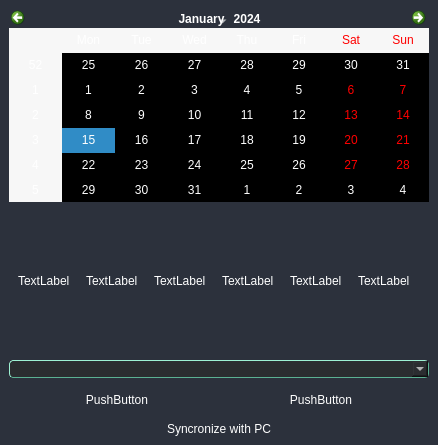
Before: the Qt Designer form UI/forms/AqSetRtcWidget.ui in romangolovkou/AQteck_toolMAX, drawn with Qt 5.
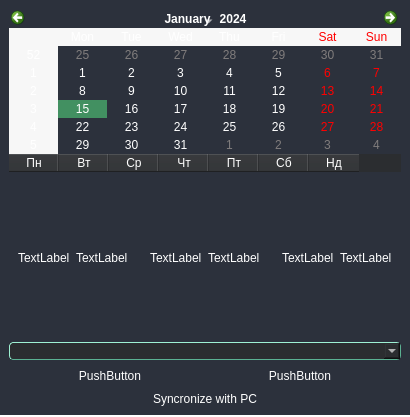
After: the same form once the commit is applied. Icons and pictures are not drawn. Custom widgets are drawn as their Qt base class.

Patch:
```diff
--- a/UI/forms/AqSetRtcWidget.ui
+++ b/UI/forms/AqSetRtcWidget.ui
@@ -6,8 +6,8 @@
    <rect>
     <x>0</x>
     <y>0</y>
-    <width>438</width>
-    <height>445</height>
+    <width>360</width>
+    <height>417</height>
    </rect>
   </property>
   <property name="windowTitle">
@@ -89,7 +89,8 @@
 }
 
 #tableWidget
-QHeaderView::section { background-color: #2b2d30;}
+QHeaderView::section { background-color: transparent;}
+QHeaderView { background-color: #2b2d30;}
 QTableWidget { border: none; }
 QTableWidget::item { padding-left: 3px; }
 
@@ -193,6 +194,27 @@
 	border: 1px solid #FF0000;
 }
 
+QCalendarWidget {
+    background-color: #FF0000;  /* Цвет фона для навигационной панели */
+}
+
+QCalendarWidget QToolButton {
+    color: #FFFFFF;  /* Цвет текста кнопок */
+}
+
+QCalendarWidget QAbstractItemView:enabled {
+    selection-background-color: #429061;  /* Цвет фона для выбранных дней */
+    selection-color: #FFFFFF;  /* Цвет текста для выбранных дней */
+	selection-border-radius: 8px;
+}
+
+QCalendarWidget QAbstractItemView:disabled {
+    color: #807c7c;  /* Цвет текста для отключенных ячеек */
+}
+
+#qt_calendar_calendarview{
+    background-color: #2c313c;
+}
 </string>
   </property>
   <layout class="QVBoxLayout" name="verticalLayout">
@@ -211,7 +233,7 @@
    <property name="bottomMargin">
     <number>0</number>
    </property>
-   <item>
+   <item alignment="Qt::AlignTop">
     <widget class="QFrame" name="mainFrame">
      <property name="frameShape">
       <enum>QFrame::StyledPanel</enum>
@@ -220,12 +242,91 @@
       <enum>QFrame::Raised</enum>
      </property>
      <layout class="QVBoxLayout" name="verticalLayout_3">
+      <property name="spacing">
+       <number>0</number>
+      </property>
       <item>
-       <widget class="QCalendarWidget" name="calendarWidget"/>
+       <widget class="QCalendarWidget" name="calendarWidget">
+        <property name="navigationBarVisible">
+         <bool>true</bool>
+        </property>
+        <property name="dateEditEnabled">
+         <bool>true</bool>
+        </property>
+       </widget>
+      </item>
+      <item>
+       <widget class="QTableWidget" name="daysLabelHeader">
+        <property name="sizePolicy">
+         <sizepolicy hsizetype="Expanding" vsizetype="Fixed">
+          <horstretch>0</horstretch>
+          <verstretch>0</verstretch>
+         </sizepolicy>
+        </property>
+        <property name="minimumSize">
+         <size>
+          <width>0</width>
+          <height>20</height>
+         </size>
+        </property>
+        <property name="maximumSize">
+         <size>
+          <width>16777215</width>
+          <height>20</height>
+         </size>
+        </property>
+        <attribute name="horizontalHeaderDefaultSectionSize">
+         <number>50</number>
+        </attribute>
+        <attribute name="verticalHeaderVisible">
+         <bool>false</bool>
+        </attribute>
+        <column>
+         <property name="text">
+          <string>Пн</string>
+         </property>
+        </column>
+        <column>
+         <property name="text">
+          <string>Вт</string>
+         </property>
+        </column>
+        <column>
+         <property name="text">
+          <string>Ср</string>
+         </property>
+        </column>
+        <column>
+         <property name="text">
+          <string>Чт</string>
+         </property>
+        </column>
+        <column>
+         <property name="text">
+          <string>Пт</string>
+         </property>
+        </column>
+        <column>
+         <property name="text">
+          <string>Сб</string>
+         </property>
+        </column>
+        <column>
+         <property name="text">
+          <string>Нд</string>
+         </property>
+        </column>
+       </widget>
       </item>
       <item>
        <widget class="AqTimeWidget" name="timeWidget" native="true">
         <layout class="QHBoxLayout" name="horizontalLayout_2">
+         <property name="topMargin">
+          <number>20</number>
+         </property>
+         <property name="bottomMargin">
+          <number>20</number>
+         </property>
          <item>
           <widget class="AqTimeCellWidget" name="t_hourWidget" native="true">
            <layout class="QVBoxLayout" name="verticalLayout_4">
@@ -338,6 +439,34 @@
            </layout>
           </widget>
          </item>
+         <item>
+          <widget class="QFrame" name="separatorLeft">
+           <property name="sizePolicy">
+            <sizepolicy hsizetype="Fixed" vsizetype="Preferred">
+             <horstretch>0</horstretch>
+             <verstretch>0</verstretch>
+            </sizepolicy>
+           </property>
+           <property name="minimumSize">
+            <size>
+             <width>10</width>
+             <height>0</height>
+            </size>
+           </property>
+           <property name="maximumSize">
+            <size>
+             <width>10</width>
+             <height>16777215</height>
+            </size>
+           </property>
+           <property name="frameShape">
+            <enum>QFrame::StyledPanel</enum>
+           </property>
+           <property name="frameShadow">
+            <enum>QFrame::Raised</enum>
+           </property>
+          </widget>
+         </item>
          <item>
           <widget class="AqTimeCellWidget" name="t_minWidget" native="true">
            <layout class="QVBoxLayout" name="verticalLayout_8">
@@ -450,6 +579,34 @@
            </layout>
           </widget>
          </item>
+         <item>
+          <widget class="QFrame" name="separatorRight">
+           <property name="sizePolicy">
+            <sizepolicy hsizetype="Fixed" vsizetype="Preferred">
+             <horstretch>0</horstretch>
+             <verstretch>0</verstretch>
+            </sizepolicy>
+           </property>
+           <property name="minimumSize">
+            <size>
+             <width>10</width>
+             <height>0</height>
+            </size>
+           </property>
+           <property name="maximumSize">
+            <size>
+             <width>10</width>
+             <height>16777215</height>
+            </size>
+           </property>
+           <property name="frameShape">
+            <enum>QFrame::StyledPanel</enum>
+           </property>
+           <property name="frameShadow">
+            <enum>QFrame::Raised</enum>
+           </property>
+          </widget>
+         </item>
          <item>
           <widget class="AqTimeCellWidget" name="t_secWidget" native="true">
            <layout class="QVBoxLayout" name="verticalLayout_6">
```
